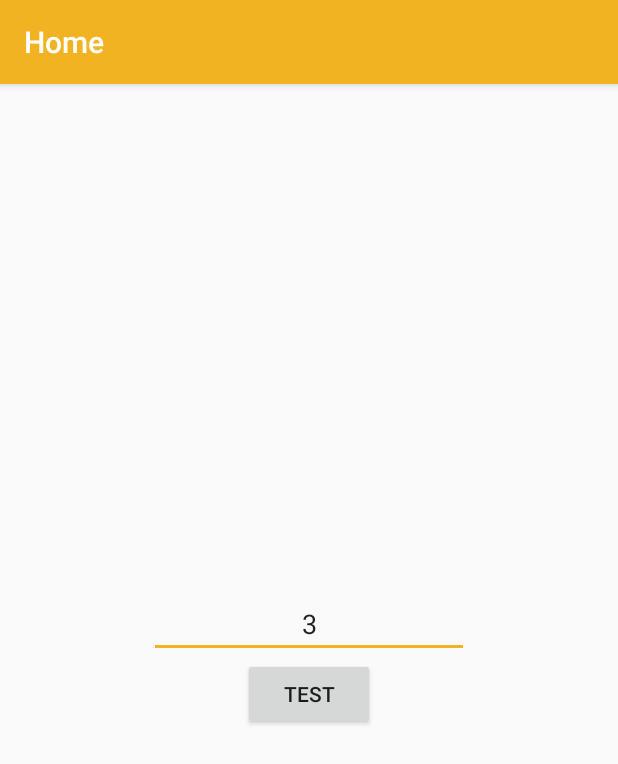
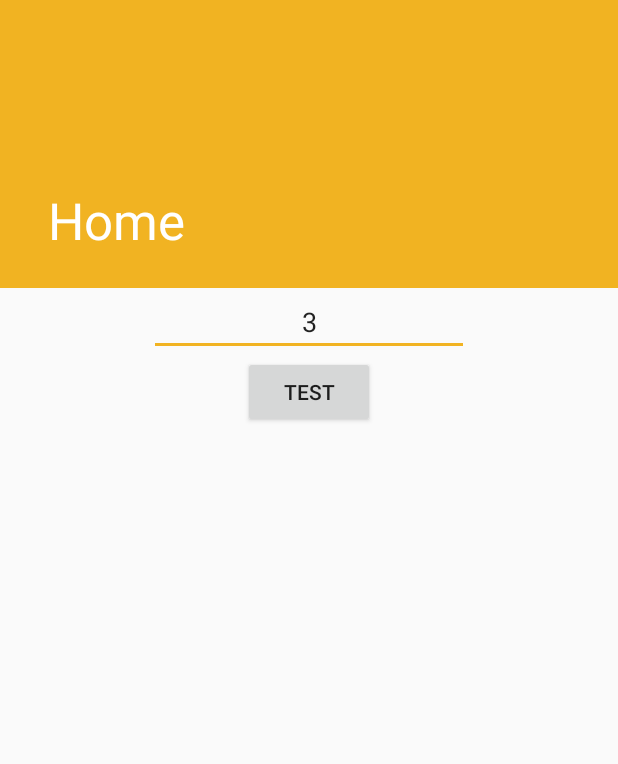
Before and after one commit to danielchwh/MacauBus, an Android app: the screen it shows after launch (MainActivity), on a phone screen of 412 x 824 dp. Shown: the top 764 px of the screen. Run offline under Robolectric (Android 15) with nearby library versions, the phone set to English and light mode, and no system bars; our stand-ins replace navigation-ui; 1 statement that could not run was skipped.

Commit message:
Add collapsing tool bar

```diff
--- a/app/src/main/AndroidManifest.xml
+++ b/app/src/main/AndroidManifest.xml
@@ -9,7 +9,9 @@
         android:roundIcon="@mipmap/ic_launcher_round"
         android:supportsRtl="true"
         android:theme="@style/AppTheme">
-        <activity android:name=".MainActivity">
+        <activity
+            android:name=".MainActivity"
+            android:theme="@style/AppTheme.CollapsingToolBar">
             <intent-filter>
                 <action android:name="android.intent.action.MAIN" />
 
--- a/app/src/main/java/com/danielchwh/macaubus/HomeFragment.java
+++ b/app/src/main/java/com/danielchwh/macaubus/HomeFragment.java
@@ -11,6 +11,8 @@ import androidx.appcompat.app.AppCompatActivity;
 import androidx.fragment.app.Fragment;
 import androidx.navigation.NavController;
 import androidx.navigation.Navigation;
+
+import com.google.android.material.appbar.CollapsingToolbarLayout;
 
 public class HomeFragment extends Fragment {
 
@@ -26,7 +28,8 @@ public class HomeFragment extends Fragment {
         View view = inflater.inflate(R.layout.fragment_home, container, false);
         Button button = view.findViewById(R.id.button_Home);
         final EditText editText = view.findViewById(R.id.editText_Home);
-        ((AppCompatActivity) getActivity()).getSupportActionBar().setTitle("澳門巴士");
+        ((CollapsingToolbarLayout) requireActivity().findViewById(R.id.collapsingToolbar_Main))
+                .setTitle("澳門巴士");
         button.setOnClickListener(new View.OnClickListener() {
             @Override
             public void onClick(View v) {
--- a/app/src/main/java/com/danielchwh/macaubus/MainActivity.java
+++ b/app/src/main/java/com/danielchwh/macaubus/MainActivity.java
@@ -3,9 +3,9 @@ package com.danielchwh.macaubus;
 import android.os.Bundle;
 
 import androidx.appcompat.app.AppCompatActivity;
+import androidx.appcompat.widget.Toolbar;
 import androidx.navigation.NavController;
 import androidx.navigation.Navigation;
-import androidx.navigation.ui.AppBarConfiguration;
 import androidx.navigation.ui.NavigationUI;
 
 public class MainActivity extends AppCompatActivity {
@@ -16,6 +16,7 @@ public class MainActivity extends AppCompatActivity {
         super.onCreate(savedInstanceState);
         setContentView(R.layout.activity_main);
 
+        setSupportActionBar((Toolbar) findViewById(R.id.toolbar_Main));
         navController = Navigation.findNavController(findViewById(R.id.fragment_Main));
         NavigationUI.setupActionBarWithNavController(this, navController);
     }
--- a/app/src/main/java/com/danielchwh/macaubus/RouteFragment.java
+++ b/app/src/main/java/com/danielchwh/macaubus/RouteFragment.java
@@ -21,6 +21,7 @@ import com.android.volley.RetryPolicy;
 import com.android.volley.VolleyError;
 import com.android.volley.toolbox.StringRequest;
 import com.android.volley.toolbox.Volley;
+import com.google.android.material.appbar.CollapsingToolbarLayout;
 import com.google.android.material.floatingactionbutton.FloatingActionButton;
 import com.google.android.material.snackbar.Snackbar;
 import com.google.gson.Gson;
@@ -50,7 +51,8 @@ public class RouteFragment extends Fragment {
                              Bundle savedInstanceState) {
         View view = inflater.inflate(R.layout.fragment_route, container, false);
         route = getArguments().getString("route");
-        ((AppCompatActivity) getActivity()).getSupportActionBar().setTitle("路線 " + route);
+        ((CollapsingToolbarLayout) requireActivity().findViewById(R.id.collapsingToolbar_Main))
+                .setTitle("路線 " + route);
         recyclerView = view.findViewById(R.id.recyclerView_Route);
         floatingActionButton = view.findViewById(R.id.floatingActionButton_Route);
         failureMsg = view.findViewById(R.id.failureMsg_Route);
--- a/app/src/main/res/layout/activity_main.xml
+++ b/app/src/main/res/layout/activity_main.xml
@@ -1,7 +1,43 @@
 <?xml version="1.0" encoding="utf-8"?>
-<androidx.constraintlayout.widget.ConstraintLayout xmlns:android="http://schemas.android.com/apk/res/android"
+<androidx.coordinatorlayout.widget.CoordinatorLayout xmlns:android="http://schemas.android.com/apk/res/android"
+    xmlns:tools="http://schemas.android.com/tools"
     xmlns:app="http://schemas.android.com/apk/res-auto"
-    xmlns:tools="http://schemas.android.com/tools"
+
+
+    android:layout_width="match_parent"
+    android:layout_height="match_parent">
+
+    <com.google.android.material.appbar.AppBarLayout
+        android:id="@+id/appbar_Main"
+
+        android:layout_height="192dp"
+        android:layout_width="match_parent">
+
+        <com.google.android.material.appbar.CollapsingToolbarLayout
+            android:id="@+id/collapsingToolbar_Main"
+            android:layout_width="match_parent"
+            android:layout_height="match_parent"
+
+            app:contentScrim="?attr/colorPrimary"
+            app:layout_scrollFlags="scroll|exitUntilCollapsed"
+            app:toolbarId="@+id/toolbar_Main">
+
+
+            <androidx.appcompat.widget.Toolbar
+                android:id="@+id/toolbar_Main"
+                android:layout_width="match_parent"
+                android:layout_height="?attr/actionBarSize"></androidx.appcompat.widget.Toolbar>
+        </com.google.android.material.appbar.CollapsingToolbarLayout>
+    </com.google.android.material.appbar.AppBarLayout>
+
+    <androidx.core.widget.NestedScrollView
+        android:layout_width="match_parent"
+        android:layout_height="match_parent"
+
+
+        app:layout_behavior="com.google.android.material.appbar.AppBarLayout$ScrollingViewBehavior">
+
+        <androidx.constraintlayout.widget.ConstraintLayout
             android:layout_width="match_parent"
             android:layout_height="match_parent"
             tools:context=".MainActivity">
@@ -18,3 +54,8 @@
                 app:layout_constraintTop_toTopOf="parent"
                 app:navGraph="@navigation/navigation_main" />
         </androidx.constraintlayout.widget.ConstraintLayout>
+
+    </androidx.core.widget.NestedScrollView>
+
+
+</androidx.coordinatorlayout.widget.CoordinatorLayout>
--- a/app/src/main/res/values/styles.xml
+++ b/app/src/main/res/values/styles.xml
@@ -7,4 +7,20 @@
         <item name="colorAccent">@color/colorAccent</item>
     </style>
 
+    <style name="AppTheme.CollapsingToolBar" parent="AppTheme">
+        <item name="windowActionBar">false</item>
+        <item name="windowNoTitle">true</item>
+        <item name="drawerArrowStyle">@style/DrawerArrowStyle</item>
+        <item name="collapsedTitleTextAppearance">@style/TextAppearance.Test.CollapsingToolbar</item>
+        <item name="expandedTitleTextAppearance">@style/TextAppearance.Test.CollapsingToolbar</item>
+    </style>
+
+    <style name="DrawerArrowStyle" parent="Widget.AppCompat.DrawerArrowToggle">
+        <item name="color">@android:color/white</item>
+    </style>
+
+    <style name="TextAppearance.Test.CollapsingToolbar" parent="">
+        <item name="android:textColor">@android:color/white</item>
+    </style>
+
 </resources>
```
Lines whose indentation alone changed are shown as unchanged.
